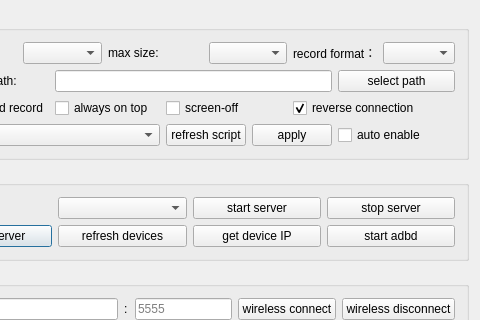
barry-ran/QtScrcpy, file QtScrcpy/dialog.ui: the form before one commit; both pictures show x 101 to 581 and y 0 to 320 of the 581 by 564 pixel window.
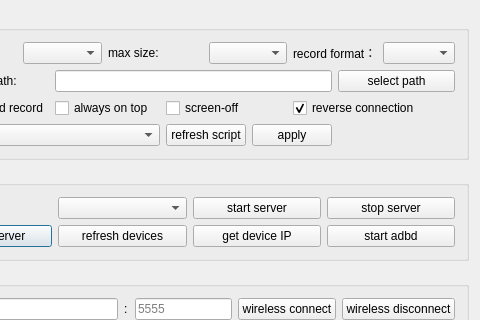
The form after the commit.

Commit message: feat: remove auto map

The edit to the form file:
```diff
--- a/QtScrcpy/dialog.ui
+++ b/QtScrcpy/dialog.ui
@@ -304,13 +304,6 @@
         </property>
        </widget>
       </item>
-      <item row="3" column="10" colspan="2">
-       <widget class="QCheckBox" name="gameCheck">
-        <property name="text">
-         <string>auto enable</string>
-        </property>
-       </widget>
-      </item>
       <item row="2" column="3" colspan="2">
        <widget class="QCheckBox" name="alwaysTopCheck">
         <property name="sizePolicy">
```
The commit also changes 5 other files.
